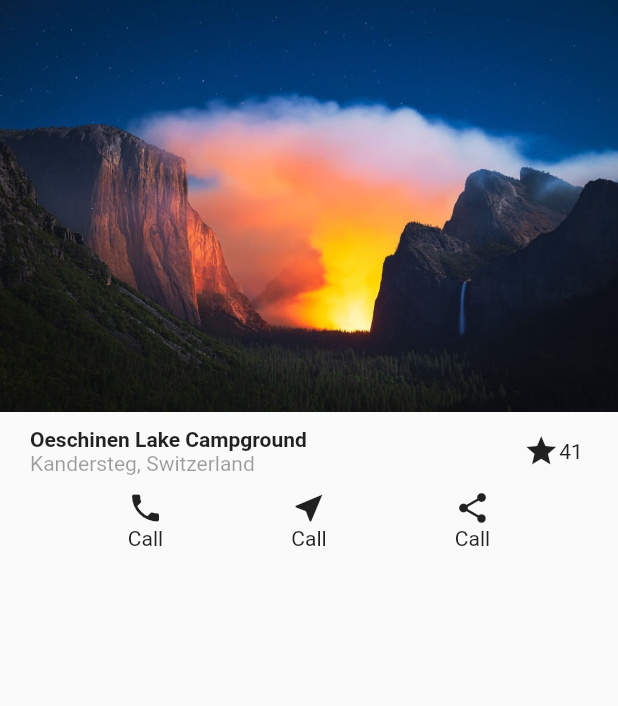
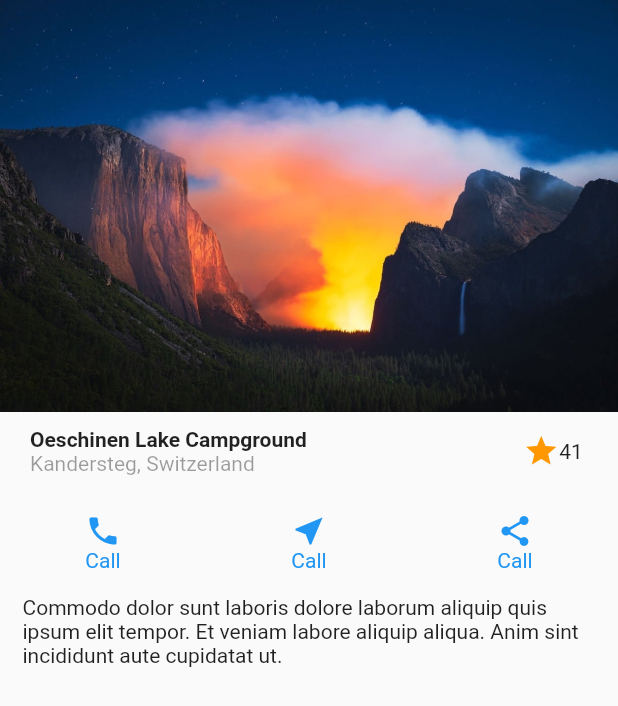
Before and after one commit to CarlosVazquezFarrera/FlutterInterfazBasica, a Flutter app: the screen it shows after launch, on a phone screen of 412 x 824 dp. Shown: the top 706 px of the screen. Run offline on Flutter 3.47's test engine with Material 2 defaults, Android fonts, the phone set to English and light mode, and no system bars.

Commit message:
DIseño terminado

```diff
--- a/lib/screens/home.dart
+++ b/lib/screens/home.dart
@@ -8,10 +8,15 @@ class HomeScreen extends StatelessWidget {
     return Scaffold(
       body: Center(
           child: Column(
-        children: const [
-          Image(image: AssetImage('assets/landscape.jpeg')),
-          _Tittle(),
-          _Actions()
+        children: [
+          const Image(image: AssetImage('assets/landscape.jpeg')),
+          const _Tittle(),
+          const _Actions(),
+          Container(
+            margin: const EdgeInsets.symmetric(horizontal: 15),
+            child: const Text(
+                'Commodo dolor sunt laboris dolore laborum aliquip quis ipsum elit tempor. Et veniam labore aliquip aliqua. Anim sint incididunt aute cupidatat ut.'),
+          )
         ],
       )),
     );
@@ -44,7 +49,13 @@ class _Tittle extends StatelessWidget {
             ],
           ),
           Row(
-            children: const [Icon(Icons.star), Text('41 ')],
+            children: const [
+              Icon(
+                Icons.star,
+                color: Colors.orange,
+              ),
+              Text('41 ')
+            ],
           )
         ],
       ),
@@ -59,13 +70,16 @@ class _Actions extends StatelessWidget {
 
   @override
   Widget build(BuildContext context) {
-    return Row(
-      mainAxisAlignment: MainAxisAlignment.spaceEvenly,
-      children: const [
-        _ActionIcon(icon: Icons.phone, texto: 'Call'),
-        _ActionIcon(icon: Icons.near_me, texto: 'Call'),
-        _ActionIcon(icon: Icons.share, texto: 'Call'),
-      ],
+    return Container(
+      margin: const EdgeInsets.symmetric(vertical: 15),
+      child: Row(
+        mainAxisAlignment: MainAxisAlignment.spaceAround,
+        children: const [
+          _ActionIcon(icon: Icons.phone, texto: 'Call'),
+          _ActionIcon(icon: Icons.near_me, texto: 'Call'),
+          _ActionIcon(icon: Icons.share, texto: 'Call'),
+        ],
+      ),
     );
   }
 }
@@ -82,7 +96,16 @@ class _ActionIcon extends StatelessWidget {
   @override
   Widget build(BuildContext context) {
     return Column(
-      children: [Icon(icon), Text(texto)],
+      children: [
+        Icon(
+          icon,
+          color: Colors.blue,
+        ),
+        Text(
+          texto,
+          style: const TextStyle(color: Colors.blue),
+        )
+      ],
     );
   }
 }
```
